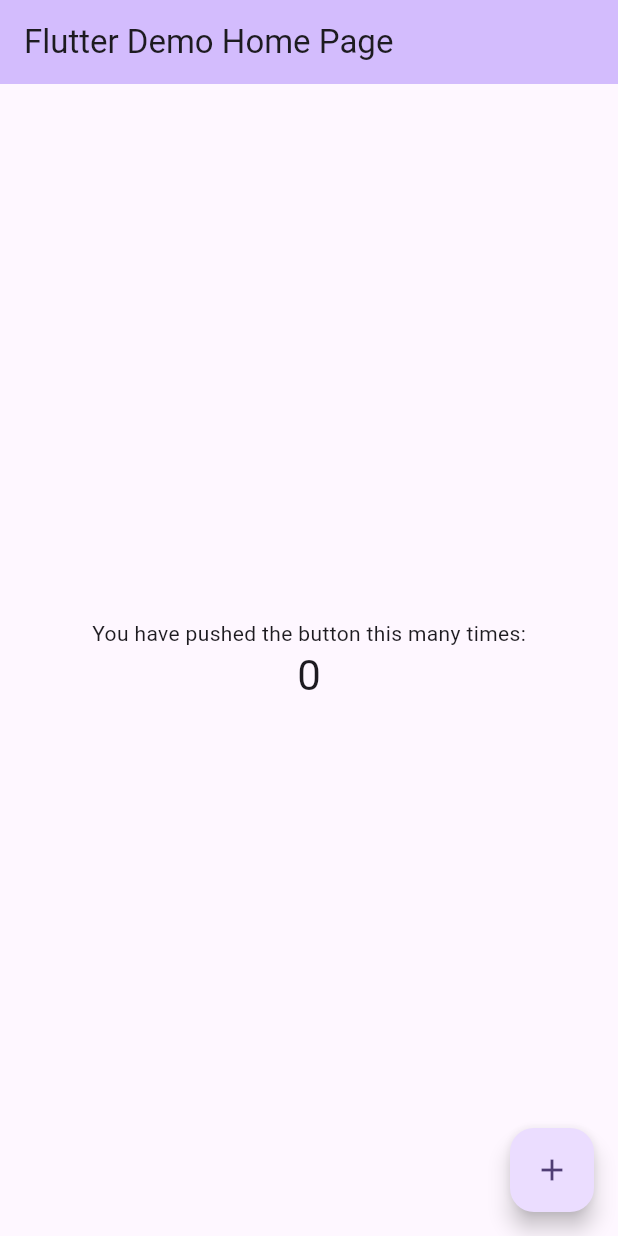
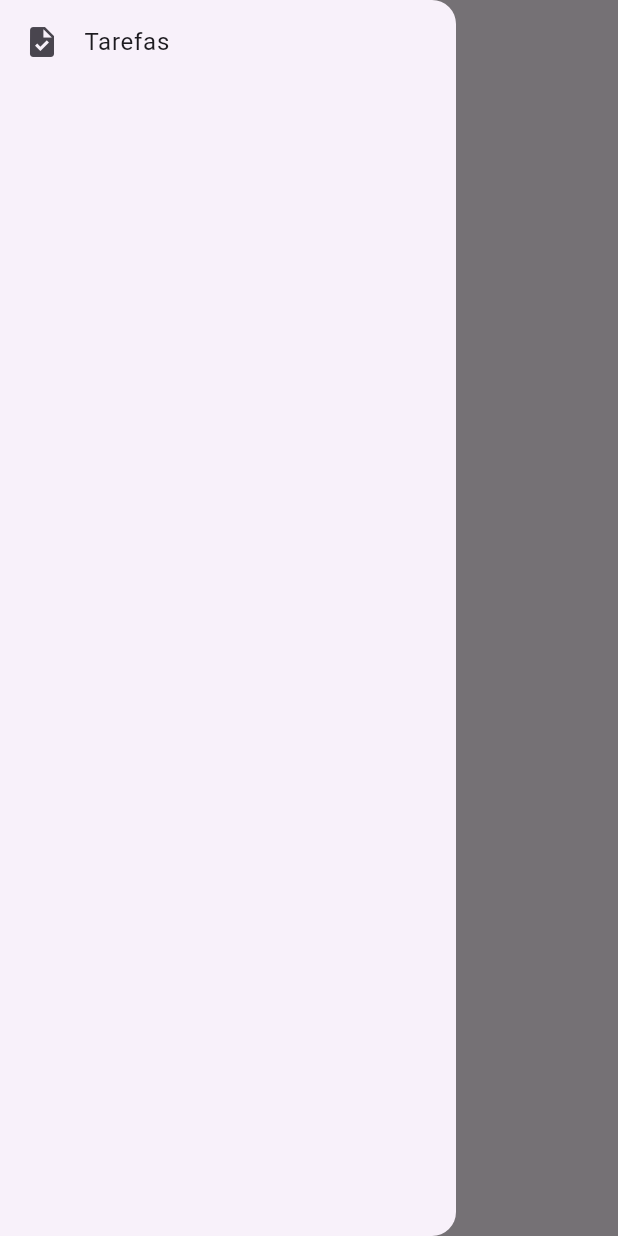
Before and after one commit to LinikerThiers/lista_de_tarefas_firebase_app, a Flutter app: the screen it shows after launch, with the side drawer open (before the commit the screen has no drawer), on a phone screen of 412 x 824 dp. Run offline on Flutter 3.47's test engine with Material 3 defaults, Android fonts, the phone set to English and light mode, and no system bars; our stand-ins replace cloud_firestore, firebase_core; accounts and stored records are empty.

Commit message:
primeiro commit

```diff
--- a/lib/main.dart
+++ b/lib/main.dart
@@ -1,4 +1,4 @@
-import 'package:cloud_firestore/cloud_firestore.dart';
+import 'package:firebase_app/main_app.dart';
 import 'package:flutter/material.dart';
 import 'package:firebase_core/firebase_core.dart';
 import 'firebase_options.dart';
@@ -8,141 +8,5 @@ Future<void> main() async {
   await Firebase.initializeApp(
     options: DefaultFirebaseOptions.currentPlatform,
   );
-  runApp(const MyApp());
+  runApp(const MainApp());
 }
-
-class MyApp extends StatelessWidget {
-  const MyApp({super.key});
-
-  // This widget is the root of your application.
-  @override
-  Widget build(BuildContext context) {
-    return MaterialApp(
-      title: 'Flutter Demo',
-      theme: ThemeData(
-        // This is the theme of your application.
-        //
-        // TRY THIS: Try running your application with "flutter run". You'll see
-        // the application has a purple toolbar. Then, without quitting the app,
-        // try changing the seedColor in the colorScheme below to Colors.green
-        // and then invoke "hot reload" (save your changes or press the "hot
-        // reload" button in a Flutter-supported IDE, or press "r" if you used
-        // the command line to start the app).
-        //
-        // Notice that the counter didn't reset back to zero; the application
-        // state is not lost during the reload. To reset the state, use hot
-        // restart instead.
-        //
-        // This works for code too, not just values: Most code changes can be
-        // tested with just a hot reload.
-        colorScheme: ColorScheme.fromSeed(seedColor: Colors.deepPurple),
-        useMaterial3: true,
-      ),
-      home: const MyHomePage(title: 'Flutter Demo Home Page'),
-    );
-  }
-}
-
-class MyHomePage extends StatefulWidget {
-  const MyHomePage({super.key, required this.title});
-
-  // This widget is the home page of your application. It is stateful, meaning
-  // that it has a State object (defined below) that contains fields that affect
-  // how it looks.
-
-  // This class is the configuration for the state. It holds the values (in this
-  // case the title) provided by the parent (in this case the App widget) and
-  // used by the build method of the State. Fields in a Widget subclass are
-  // always marked "final".
-
-  final String title;
-
-  @override
-  State<MyHomePage> createState() => _MyHomePageState();
-}
-
-class _MyHomePageState extends State<MyHomePage> {
-  int _counter = 0;
-
-  void _incrementCounter() async {
-    setState(() {
-      // This call to setState tells the Flutter framework that something has
-      // changed in this State, which causes it to rerun the build method below
-      // so that the display can reflect the updated values. If we changed
-      // _counter without calling setState(), then the build method would not be
-      // called again, and so nothing would appear to happen.
-      _counter++;
-    });
-    var db = FirebaseFirestore.instance;
-    // Create a new user with a first and last name
-    final user = <String, dynamic>{
-      "first": "Ada",
-      "last": "Lovelace",
-      "born": 1815
-    };
-
-// Add a new document with a generated ID
-    var doc = await db.collection("users").add(user);
-    print('DocumentSnapshot added with ID: ${doc.id}');
-
-    var users = await db.collection("users").get();
-    for (var doc in users.docs) {
-      print("${doc.id} => ${doc.data()}");
-    }
-  }
-
-  @override
-  Widget build(BuildContext context) {
-    // This method is rerun every time setState is called, for instance as done
-    // by the _incrementCounter method above.
-    //
-    // The Flutter framework has been optimized to make rerunning build methods
-    // fast, so that you can just rebuild anything that needs updating rather
-    // than having to individually change instances of widgets.
-    return Scaffold(
-      appBar: AppBar(
-        // TRY THIS: Try changing the color here to a specific color (to
-        // Colors.amber, perhaps?) and trigger a hot reload to see the AppBar
-        // change color while the other colors stay the same.
-        backgroundColor: Theme.of(context).colorScheme.inversePrimary,
-        // Here we take the value from the MyHomePage object that was created by
-        // the App.build method, and use it to set our appbar title.
-        title: Text(widget.title),
-      ),
-      body: Center(
-        // Center is a layout widget. It takes a single child and positions it
-        // in the middle of the parent.
-        child: Column(
-          // Column is also a layout widget. It takes a list of children and
-          // arranges them vertically. By default, it sizes itself to fit its
-          // children horizontally, and tries to be as tall as its parent.
-          //
-          // Column has various properties to control how it sizes itself and
-          // how it positions its children. Here we use mainAxisAlignment to
-          // center the children vertically; the main axis here is the vertical
-          // axis because Columns are vertical (the cross axis would be
-          // horizontal).
-          //
-          // TRY THIS: Invoke "debug painting" (choose the "Toggle Debug Paint"
-          // action in the IDE, or press "p" in the console), to see the
-          // wireframe for each widget.
-          mainAxisAlignment: MainAxisAlignment.center,
-          children: <Widget>[
-            const Text(
-              'You have pushed the button this many times:',
-            ),
-            Text(
-              '$_counter',
-              style: Theme.of(context).textTheme.headlineMedium,
-            ),
-          ],
-        ),
-      ),
-      floatingActionButton: FloatingActionButton(
-        onPressed: _incrementCounter,
-        tooltip: 'Increment',
-        child: const Icon(Icons.add),
-      ), // This trailing comma makes auto-formatting nicer for build methods.
-    );
-  }
-}
--- /dev/null
+++ b/lib/main_app.dart
@@ -0,0 +1,19 @@
+import 'package:firebase_app/pages/home/home_page.dart';
+import 'package:flutter/material.dart';
+
+class MainApp extends StatelessWidget {
+  const MainApp({super.key});
+
+  @override
+  Widget build(BuildContext context) {
+    return MaterialApp(
+      title: 'Flutter Demo',
+      debugShowCheckedModeBanner: false,
+      theme: ThemeData(
+        colorScheme: ColorScheme.fromSeed(seedColor: Colors.deepPurple),
+        useMaterial3: true,
+      ),
+      home: const HomePage(),
+    );
+  }
+}
--- /dev/null
+++ b/lib/pages/home/home_page.dart
@@ -0,0 +1,17 @@
+import 'package:firebase_app/shared/widgets/custom_drawer.dart';
+import 'package:flutter/material.dart';
+
+class HomePage extends StatelessWidget {
+  const HomePage({super.key});
+
+  @override
+  Widget build(BuildContext context) {
+    return Scaffold(
+      drawer: CustomDrawer(),
+      appBar: AppBar(
+        title: Text("Home"),
+      ),
+      body: Container(),
+    );
+  }
+}
--- /dev/null
+++ b/lib/shared/widgets/custom_drawer.dart
@@ -0,0 +1,19 @@
+import 'package:firebase_app/pages/tarefa_page.dart';
+import 'package:flutter/material.dart';
+
+class CustomDrawer extends StatelessWidget {
+  const CustomDrawer({super.key});
+
+  @override
+  Widget build(BuildContext context) {
+    return Drawer(
+      child: ListView(children: [
+        ListTile(
+          leading: Icon(Icons.task),
+          title: Text("Tarefas"),
+          onTap: () {Navigator.push(context, MaterialPageRoute(builder: (_) => TarefaPage()));},
+        )
+      ],),
+    );
+  }
+}
```
Also changed, not shown: lib/models/tarefa_model.dart (added, +18 -0 lines), lib/pages/exemplo/exemplo_page.dart (added, +64 -0 lines), lib/pages/tarefa_page.dart (added, +90 -0 lines), 1 other file.
